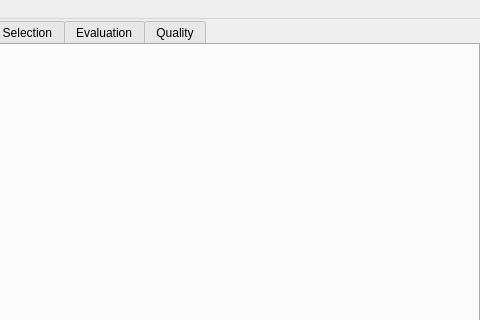
This is bmicro/gui/main.ui in nik-liegroup/BMicro as Qt 5 draws it before an edit; both pictures show x 250 to 730 and y 0 to 320 of the 730 by 518 pixel window. The edited form follows.
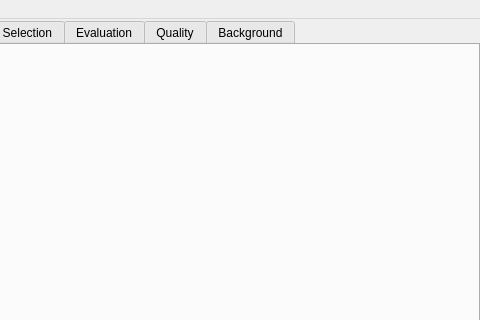
This is the edited form.

Commit message:
Add Background tab for background reference points
- New Background tab that fits the background reference points captured by
  BrillouinAcquisition (its second, independent ROI) with the calibration,
  extraction and peak-selection setup already configured on the other tabs
  (bmlab BackgroundController), and lists the fitted Brillouin shift and
  fit-quality diagnostics for every point in a table. The fit runs in a worker
  thread with a progress bar.
- Wired into the main window and export, with view tests and export tests.

Diff of the .ui file:
```diff
--- a/bmicro/gui/main.ui
+++ b/bmicro/gui/main.ui
@@ -68,6 +68,11 @@
         <string>Quality</string>
        </attribute>
       </widget>
+      <widget class="QWidget" name="tab_background">
+       <attribute name="title">
+        <string>Background</string>
+       </attribute>
+      </widget>
      </widget>
     </item>
    </layout>
```
The commit also changes 5 other files.
